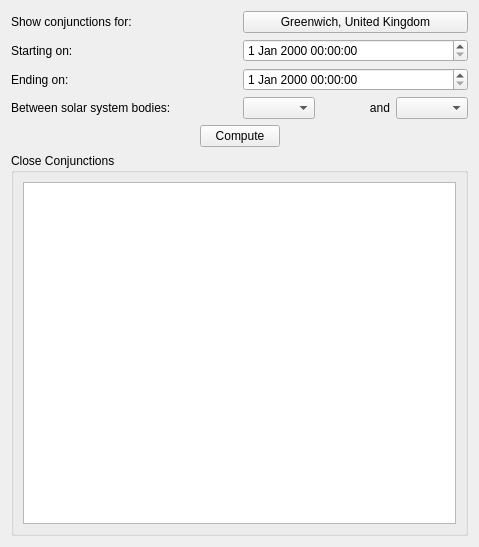
Above: kstars/tools/conjunctions.ui from KDE/kstars before the change. Below: the same form after it.
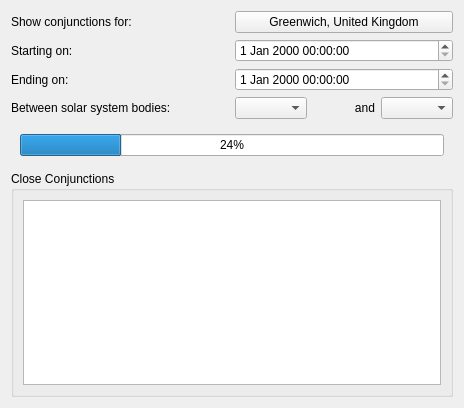
That is the form after the change. The open tabs and pages were chosen to show the change. Custom widgets are drawn as their Qt base class.

```diff
--- a/kstars/tools/conjunctions.ui
+++ b/kstars/tools/conjunctions.ui
@@ -5,8 +5,8 @@
    <rect>
     <x>0</x>
     <y>0</y>
-    <width>479</width>
-    <height>547</height>
+    <width>464</width>
+    <height>408</height>
    </rect>
   </property>
   <layout class="QVBoxLayout" name="verticalLayout_2" >
@@ -96,6 +96,33 @@
     </layout>
    </item>
    <item>
+    <widget class="QStackedWidget" name="ComputeStack" >
+     <property name="sizePolicy" >
+      <sizepolicy vsizetype="Fixed" hsizetype="Preferred" >
+       <horstretch>0</horstretch>
+       <verstretch>0</verstretch>
+      </sizepolicy>
+     </property>
+     <property name="currentIndex" >
+      <number>0</number>
+     </property>
+     <widget class="QWidget" name="page" >
+      <property name="geometry" >
+       <rect>
+        <x>0</x>
+        <y>0</y>
+        <width>456</width>
+        <height>40</height>
+       </rect>
+      </property>
+      <property name="sizePolicy" >
+       <sizepolicy vsizetype="Minimum" hsizetype="Preferred" >
+        <horstretch>0</horstretch>
+        <verstretch>0</verstretch>
+       </sizepolicy>
+      </property>
+      <layout class="QHBoxLayout" name="horizontalLayout_4" >
+       <item>
     <layout class="QHBoxLayout" name="horizontalLayout_2" >
      <item>
       <spacer name="horizontalSpacer" >
@@ -132,6 +159,35 @@
      </item>
     </layout>
    </item>
+      </layout>
+     </widget>
+     <widget class="QWidget" name="page_2" >
+      <property name="geometry" >
+       <rect>
+        <x>0</x>
+        <y>0</y>
+        <width>456</width>
+        <height>40</height>
+       </rect>
+      </property>
+      <property name="sizePolicy" >
+       <sizepolicy vsizetype="Minimum" hsizetype="Preferred" >
+        <horstretch>0</horstretch>
+        <verstretch>0</verstretch>
+       </sizepolicy>
+      </property>
+      <layout class="QHBoxLayout" name="horizontalLayout_3" >
+       <item>
+        <widget class="QProgressBar" name="progress" >
+         <property name="value" >
+          <number>24</number>
+         </property>
+        </widget>
+       </item>
+      </layout>
+     </widget>
+    </widget>
+   </item>
    <item>
     <widget class="QGroupBox" name="groupBox_2" >
      <property name="title" >
@@ -141,7 +197,7 @@
       <item>
        <widget class="QListWidget" name="OutputView" >
         <property name="sizePolicy" >
-         <sizepolicy vsizetype="MinimumExpanding" hsizetype="Expanding" >
+         <sizepolicy vsizetype="Expanding" hsizetype="Expanding" >
           <horstretch>0</horstretch>
           <verstretch>0</verstretch>
          </sizepolicy>
```
Lines whose indentation alone changed are shown as unchanged.
